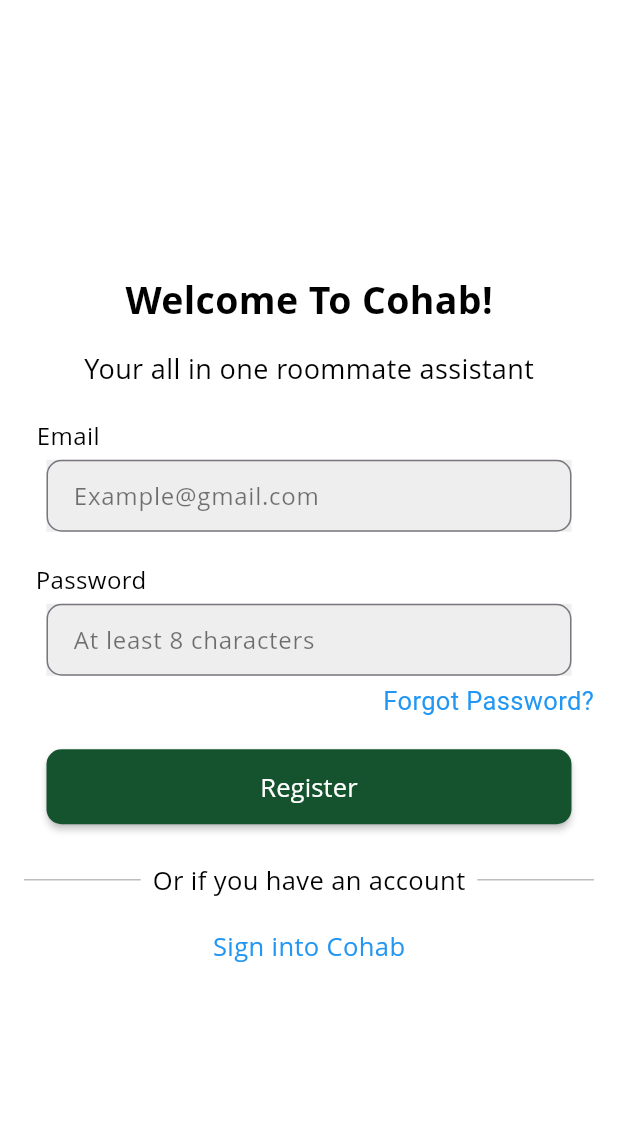
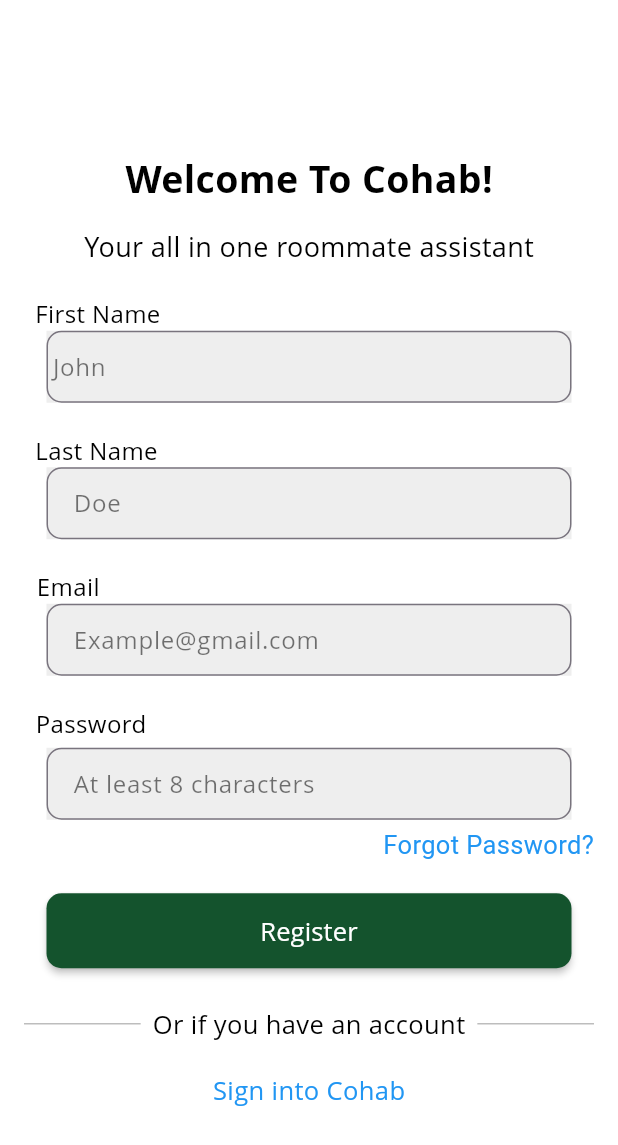
Before and after one commit to PG-002/CoHab, a Flutter app: the screen it shows after launch, after a tap on the "add" icon, on a phone screen of 412 x 824 dp. Shown: the top 1145 px of the screen. Run offline on Flutter 3.47's test engine with Material 3 defaults, Android fonts, the phone set to English and light mode, and no system bars; our stand-ins replace socket_io_client; Roboto replaces fonts that are missing (Open Sans).

Commit message:
updates to Register

```diff
--- a/cohab_mobile/lib/register.dart
+++ b/cohab_mobile/lib/register.dart
@@ -1,6 +1,6 @@
 import 'package:cohab_mobile/main.dart';
 import 'package:flutter/material.dart';
-import 'socketclient.dart';
+import 'socket_client.dart';
 
 
 class Register extends StatelessWidget {
@@ -17,6 +17,7 @@ class Register extends StatelessWidget {
             child: Column(
               mainAxisAlignment: MainAxisAlignment.center,
               children: [
+                const SizedBox(height: 15),
                 const Align(alignment: Alignment.center, child: Text('Welcome To Cohab!', style: TextStyle(color: Colors.black,
                       fontWeight: FontWeight.bold,
                       fontSize: 25,
@@ -40,6 +41,32 @@ class Register extends StatelessWidget {
                 const Align(
                   alignment: Alignment(-.95,0),
                   child: Text(
+                    'First Name',
+                    style: TextStyle(
+                      color: Colors.black,
+                      fontSize: 16,
+                      fontFamily: 'Open Sans',
+                    ),
+                  ),
+                ),
+                const FirstNameInput(),
+                const SizedBox(height: 20),
+                const Align(
+                  alignment: Alignment(-.95,0),
+                  child: Text(
+                    'Last Name',
+                    style: TextStyle(
+                      color: Colors.black,
+                      fontSize: 16,
+                      fontFamily: 'Open Sans',
+                    ),
+                  ),
+                ),
+                const LastNameInput(),
+                const SizedBox(height: 20),
+                const Align(
+                  alignment: Alignment(-.95,0),
+                  child: Text(
                     'Email',
                     style: TextStyle(
                       color: Colors.black,
@@ -48,7 +75,6 @@ class Register extends StatelessWidget {
                     ),
                   ),
                 ),
-                const SizedBox(height: 5),
                 const EmailInput(),
                 const SizedBox(height: 20),
                 const Align(
@@ -153,35 +179,11 @@ class RegisterButton extends StatelessWidget {
   }
 }
 
-class EmailInput extends StatelessWidget {
-  const EmailInput({super.key});
-
-  @override
-  Widget build(BuildContext context) {
-    return SizedBox(
-      width: 350, // Set width of TextFormField
-      child: Container(
-        color: Colors.grey[200],
-        child: TextFormField(
-        decoration: InputDecoration(
-          border: OutlineInputBorder(
-            borderRadius: BorderRadius.circular(10.0),
-          ),
-          hintText: '   Example@gmail.com',
-          hintStyle: const TextStyle(color: Colors.black54,fontFamily: 'Open Sans'),
-          contentPadding: const EdgeInsets.symmetric(vertical: 5.0),
-        ),
-      ),
-    )
-    );
-  }
-}
-
 class PasswordInput extends StatefulWidget {
   const PasswordInput({super.key});
 
   @override
-   createState() => _PasswordInputState();
+  createState() => _PasswordInputState();
 }
 
 class _PasswordInputState extends State<PasswordInput> {
@@ -229,6 +231,134 @@ class _PasswordInputState extends State<PasswordInput> {
   }
 }
 
+class EmailInput extends StatefulWidget {
+  const EmailInput({super.key});
+
+  @override
+ createState() => _EmailInputState();
+}
+
+class _EmailInputState extends State<EmailInput> {
+  final GlobalKey<FormState> _formKey = GlobalKey<FormState>();
+  String? _emailError;
+
+  @override
+  Widget build(BuildContext context) {
+    return Form(
+      key: _formKey,
+      child: SizedBox(
+        width: 350, // Set width of TextFormField
+        child: Container(
+          color: Colors.grey[200],
+          child: TextFormField(
+            decoration: InputDecoration(
+              border: OutlineInputBorder(
+                borderRadius: BorderRadius.circular(10.0),
+              ),
+              hintText: '   Example@gmail.com',
+              hintStyle: const TextStyle(color: Colors.black54, fontFamily: 'Open Sans'),
+              contentPadding: const EdgeInsets.symmetric(vertical: 5.0),
+              errorText: _emailError,
+            ),
+            onChanged: (value) {
+              setState(() {
+                _emailError = null;
+              });
+              _formKey.currentState!.validate();
+            },
+            validator: (String? value) {
+              if (value == null || value.isEmpty) {
+                return 'Please enter an email';
+              } else if (!_isValidEmail(value)) {
+                setState(() {
+                  _emailError = 'Please enter a valid email';
+                });
+                _resetError();
+                return null;
+              }
+              return null;
+            },
+          ),
+        ),
+      ),
+    );
+  }
+
+  bool _isValidEmail(String email) {
+    // A simple regex for email validation
+    // This regex might not cover all valid email formats
+    // For production, consider using a more comprehensive solution
+    final RegExp emailRegex =
+    RegExp(r'^[\w-\.]+@([\w-]+\.)+[\w-]{2,4}$');
+    return emailRegex.hasMatch(email);
+  }
+
+  void _resetError() {
+    Future.delayed(const Duration(seconds: 5), () {
+      setState(() {
+        _emailError = null;
+      });
+    });
+  }
+}
+
+class FirstNameInput extends StatefulWidget {
+  const FirstNameInput({super.key});
+
+  @override
+  createState() => _FirstNameInputState();
+}
+
+class _FirstNameInputState extends State<FirstNameInput> {
+  final GlobalKey<FormState> _formKey = GlobalKey<FormState>();
+
+  @override
+  Widget build(BuildContext context) {
+    return SizedBox(
+      width: 350, // Set width of TextFormField
+      child: Container(
+        color: Colors.grey[200],
+        child: TextFormField(
+          decoration: InputDecoration(
+            border: OutlineInputBorder(
+              borderRadius: BorderRadius.circular(10.0),
+            ),
+            hintText: 'John',
+            hintStyle: const TextStyle(color: Colors.black54, fontFamily: 'Open Sans'),
+            contentPadding: const EdgeInsets.symmetric(vertical: 5.0),
+          ),
+        ),
+      ),
+    );
+  }
+}
+
+class LastNameInput extends StatelessWidget {
+  const LastNameInput({super.key});
+
+  @override
+  Widget build(BuildContext context) {
+    return SizedBox(
+        width: 350, // Set width of TextFormField
+        child: Container(
+          color: Colors.grey[200],
+          child: TextFormField(
+            decoration: InputDecoration(
+              border: OutlineInputBorder(
+                borderRadius: BorderRadius.circular(10.0),
+              ),
+              hintText: '   Doe',
+              hintStyle: const TextStyle(color: Colors.black54,fontFamily: 'Open Sans'),
+              contentPadding: const EdgeInsets.symmetric(vertical: 5.0),
+            ),
+          ),
+        )
+    );
+  }
+}
+
+
+
 class SignIn extends StatelessWidget {
   const SignIn({super.key});
 
```
Also changed, not shown: cohab_mobile/lib/socket_client.dart (renamed from cohab_mobile/lib/socketclient.dart).
